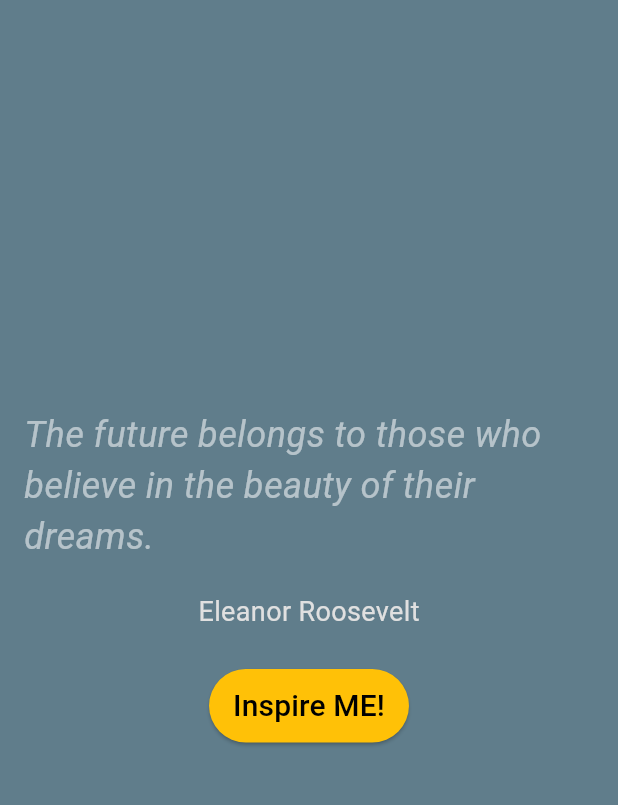
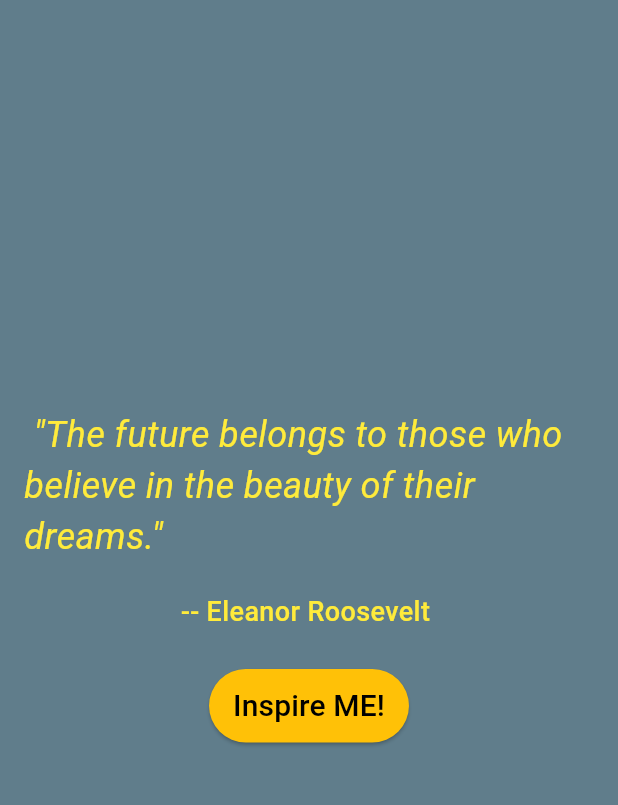
Before and after one commit to AlpitDev26/Random-Quote-Generator, a Flutter app: the screen it shows after launch, on a phone screen of 412 x 824 dp, the part 84-889 px from its top. Run offline on Flutter 3.47's test engine with Material 3 defaults, Android fonts, the phone set to English and light mode, and no system bars.

Commit message:
Update home screen with UI chanegs.

```diff
--- a/lib/screens/home_screen.dart
+++ b/lib/screens/home_screen.dart
@@ -17,6 +17,7 @@ class _QuoteScreenState extends State<QuoteScreen> {
       current_index = Random().nextInt(quotes.length);
     });
   }
+
   @override
   Widget build(BuildContext context) {
     return Scaffold(
@@ -40,17 +41,20 @@ class _QuoteScreenState extends State<QuoteScreen> {
 
             children: [
               Text(
-                quotes[current_index]["quote"]!,
+                ' "${quotes[current_index]["quote"]!}" ',
                 style: TextStyle(
-                  color: Colors.white54,
+                  color: Colors.yellow,
                   fontStyle: FontStyle.italic,
                   fontSize: 24,
                 ),
               ),
               SizedBox(height: 20),
               Text(
-                quotes[current_index]["author"]!,
-                style: TextStyle(fontSize: 18, color: Colors.grey[300]),
+                '-- ${quotes[current_index]["author"]!} ',
+                style: TextStyle(fontSize: 18,
+                    color: Colors.yellow,
+                  fontWeight: FontWeight.w500
+                ),
               ),
               SizedBox(height: 25),
               ElevatedButton(
```
